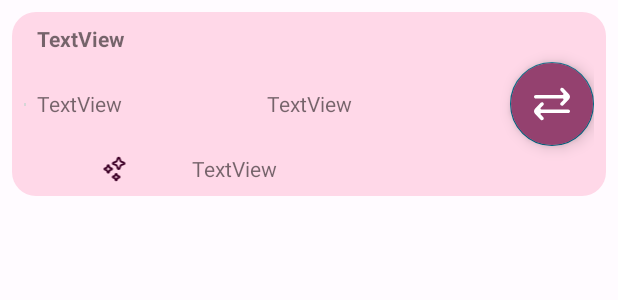
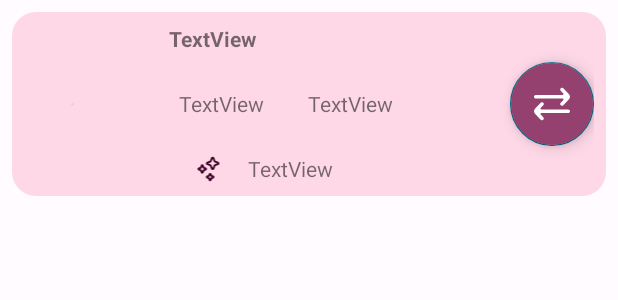
Before and after one commit to Ugueau/pokefight, an Android app: the layout adapter_team.xml on its own in the app's theme, with its tools: preview values and no code run, on a phone screen of 412 x 824 dp. Shown: the top 300 px of the screen. Run offline under Robolectric (Android 15) with nearby library versions, the phone set to English and light mode, and no system bars; network calls fail.

Commit message:
example of use team listview

```diff
--- a/app/src/main/res/layout/adapter_team.xml
+++ b/app/src/main/res/layout/adapter_team.xml
@@ -13,8 +13,9 @@
         android:id="@+id/team_sprite"
         android:layout_width="wrap_content"
         android:layout_height="wrap_content"
-        android:scaleX="3"
-        android:scaleY="3"
+        android:layout_marginStart="32dp"
+        android:scaleX="2.5"
+        android:scaleY="2.5"
         app:layout_constraintBottom_toBottomOf="parent"
         app:layout_constraintStart_toStartOf="parent"
         app:layout_constraintTop_toTopOf="parent"
@@ -22,9 +23,9 @@
 
     <LinearLayout
         android:id="@+id/linearLayout"
-        android:layout_width="0dp"
+        android:layout_width="wrap_content"
         android:layout_height="wrap_content"
-        android:layout_marginStart="8dp"
+        android:layout_gravity="center"
         android:layout_marginEnd="8dp"
         android:orientation="vertical"
         app:layout_constraintBottom_toBottomOf="parent"
@@ -48,16 +49,20 @@
 
             <TextView
                 android:id="@+id/team_type1"
-                android:layout_width="wrap_content"
+                android:layout_width="70dp"
                 android:layout_height="wrap_content"
+                android:layout_marginEnd="8dp"
                 android:layout_weight="1"
+                android:gravity="center"
                 android:text="TextView" />
 
             <TextView
                 android:id="@+id/team_type2"
-                android:layout_width="wrap_content"
+                android:layout_width="70dp"
                 android:layout_height="wrap_content"
+                android:layout_marginStart="8dp"
                 android:layout_weight="1"
+                android:gravity="center"
                 android:text="TextView" />
         </LinearLayout>
 
--- a/app/src/main/res/layout/fragment_equipe.xml
+++ b/app/src/main/res/layout/fragment_equipe.xml
@@ -7,6 +7,7 @@
     tools:context=".ui.equipe.EquipeFragment">
 
     <ListView
+        android:id="@+id/team"
         android:layout_width="409dp"
         android:layout_height="729dp"
         app:layout_constraintBottom_toBottomOf="parent"
```
Also changed, not shown: app/src/main/java/com/example/pokefight/ui/equipe/EquipeFragment.kt (+15 -2 lines), app/src/main/java/com/example/pokefight/ui/equipe/TeamAdapter.kt (+8 -3 lines).
